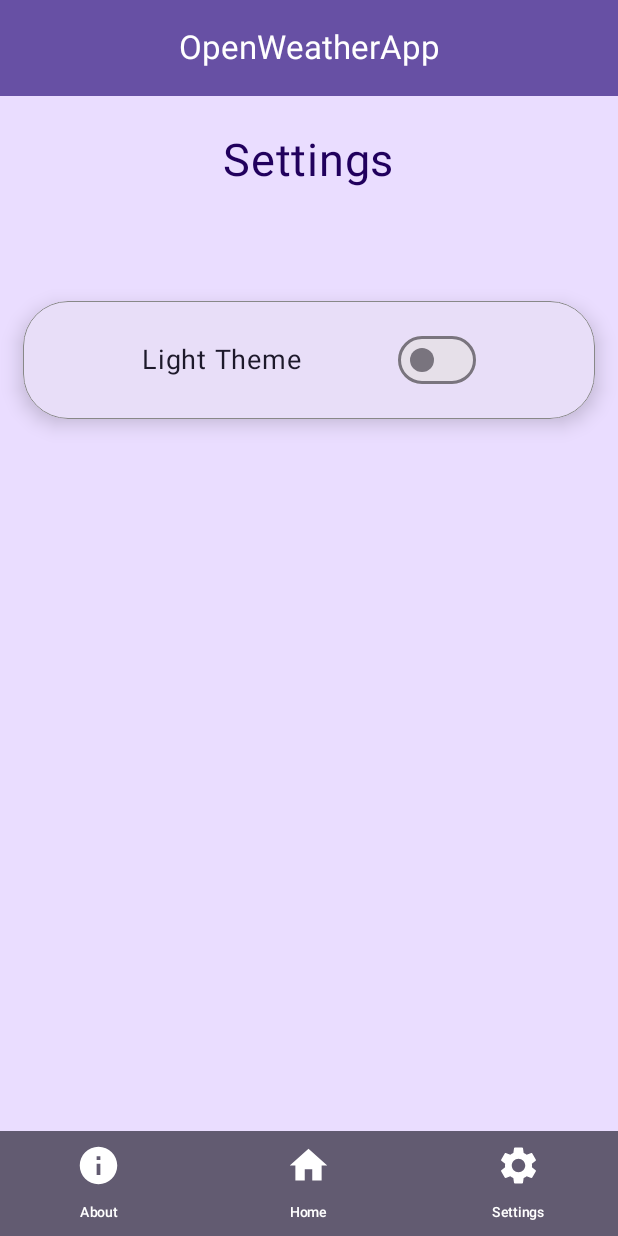
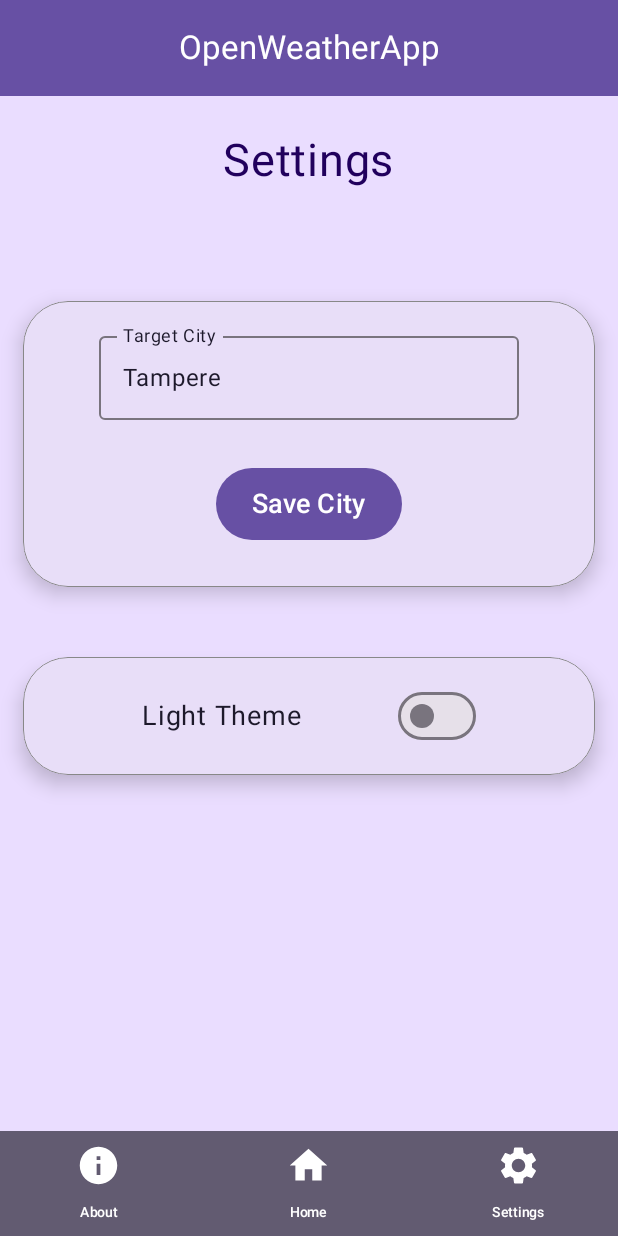
Before and after one commit to AkseliTanila/Android-harjoitus-projekti-weather-app, an Android app built with Jetpack Compose: the SettingsView screen opened through its navigation route, on a phone screen of 412 x 824 dp. Run offline under Robolectric (Android 15) with nearby library versions, the phone set to English and light mode, and no system bars; pictures from the network do not load.

Commit message:
Added ability to change target city

```diff
--- a/app/src/main/java/com/example/finalprojectweatherapp/MainActivity.kt
+++ b/app/src/main/java/com/example/finalprojectweatherapp/MainActivity.kt
@@ -83,6 +83,7 @@ import androidx.datastore.preferences.core.Preferences
 import androidx.datastore.preferences.core.edit
 import kotlinx.coroutines.CoroutineScope
 import kotlinx.coroutines.launch
+import retrofit2.http.Query
 
 class MainActivity : ComponentActivity() {
     private val themeViewModel: ThemeViewModel by viewModels()
@@ -199,8 +200,12 @@ data class Coord(
 )
 
 interface ApiService{
-    @GET("forecast?q=tampere&units=metric&appid=f867623f069ff04995ed916f3b3f8695")
-    suspend fun getTampereWeather(): WeatherResponse
+    @GET("forecast")
+    suspend fun getWeatherByCity(
+        @Query("q") city: String,
+        @Query("units") units: String = "metric",
+        @Query("appid") apiKey: String = "f867623f069ff04995ed916f3b3f8695"
+    ): WeatherResponse
 }
 
 object RetrofitInstance{
@@ -222,23 +227,24 @@ fun MainView(themeViewModel: ThemeViewModel){
     val navController = rememberNavController()
     var forecast by remember { mutableStateOf<WeatherResponse?>(null) }
     var isLoading by remember { mutableStateOf(true) }
-    var storedData by remember { mutableStateOf(Pair("", false)) }
+    var storedData by remember { mutableStateOf(Pair("Tampere", false)) }
     val context = LocalContext.current
     val itemClass = remember { StoredItemsClass(context) }
 
     LaunchedEffect(Unit) {
         itemClass.getStoredValues().collect { data ->
-            storedData = data
+            val cityName = if (data.first.isEmpty()) "Tampere" else data.first
+            storedData = data.copy(first = cityName)
             themeViewModel.setTheme(data.second)
         }
     }
 
-    LaunchedEffect(Unit) {
-
-        // Initial data fetching
+    LaunchedEffect(storedData.first) {
+        isLoading = true
+        // Data fetching
         withContext(Dispatchers.IO) {
             try {
-                forecast = RetrofitInstance.apiService.getTampereWeather()
+                forecast = RetrofitInstance.apiService.getWeatherByCity(storedData.first)
             } catch (e: Exception) {
                 e.printStackTrace()
             } finally {
@@ -266,7 +272,7 @@ fun MainView(themeViewModel: ThemeViewModel){
             ) {
                 composable("home") { HomeView(navController, forecast, isLoading) }
                 composable("details") { DetailsView(navController) }
-                composable("settings") { SettingsView(navController, themeViewModel, itemClass) }
+                composable("settings") { SettingsView(navController, themeViewModel, itemClass, storedData) }
             }
         }
     )
--- a/app/src/main/java/com/example/finalprojectweatherapp/SettingsView.kt
+++ b/app/src/main/java/com/example/finalprojectweatherapp/SettingsView.kt
@@ -13,11 +13,19 @@ import androidx.compose.foundation.layout.height
 import androidx.compose.foundation.layout.padding
 import androidx.compose.foundation.layout.size
 import androidx.compose.foundation.shape.RoundedCornerShape
+import androidx.compose.material3.Button
+import androidx.compose.material3.ButtonDefaults
+import androidx.compose.material3.ExperimentalMaterial3Api
 import androidx.compose.material3.MaterialTheme
+import androidx.compose.material3.OutlinedTextField
 import androidx.compose.material3.Switch
 import androidx.compose.material3.Text
+import androidx.compose.material3.TextFieldDefaults
 import androidx.compose.runtime.Composable
 import androidx.compose.runtime.getValue
+import androidx.compose.runtime.mutableStateOf
+import androidx.compose.runtime.remember
+import androidx.compose.runtime.setValue
 import androidx.compose.ui.Alignment
 import androidx.compose.ui.Modifier
 import androidx.compose.ui.draw.shadow
@@ -30,9 +38,12 @@ import kotlinx.coroutines.CoroutineScope
 import kotlinx.coroutines.Dispatchers
 import kotlinx.coroutines.launch
 
+@OptIn(ExperimentalMaterial3Api::class)
 @Composable
-fun SettingsView(navController: NavHostController, themeViewModel: ThemeViewModel, itemClass: StoredItemsClass){
+fun SettingsView(navController: NavHostController, themeViewModel: ThemeViewModel, itemClass: StoredItemsClass, items: Pair<String, Boolean>){
     val isDarkTheme by themeViewModel.isDarkTheme
+    var cityName by remember { mutableStateOf(items.first) }
+
     Column(
         modifier = Modifier
             .fillMaxSize()
@@ -47,6 +58,66 @@ fun SettingsView(navController: NavHostController, themeViewModel: ThemeViewMode
             fontSize = 30.sp
         )
         Spacer(modifier = Modifier.height(60.dp))
+
+        // Change the fetched weather data location (city)
+        Box(
+            modifier = Modifier
+                .fillMaxWidth()
+                .padding(15.dp)
+                .shadow(8.dp, RoundedCornerShape(30.dp))
+                .background(
+                    color = MaterialTheme.colorScheme.secondaryContainer,
+                    RoundedCornerShape(30.dp)
+                )
+                .border(
+                    width = 0.5.dp,
+                    color = Color.Gray,
+                    shape = RoundedCornerShape(30.dp)
+                )
+        ) {
+            Column(
+                modifier = Modifier
+                    .fillMaxWidth()
+                    .padding(15.dp),
+                verticalArrangement = Arrangement.Top,
+                horizontalAlignment = Alignment.CenterHorizontally
+            ) {
+                OutlinedTextField(
+                    value = cityName,
+                    onValueChange = { cityName = it },
+                    label = { Text(text = stringResource(R.string.target_city_textbox_title), color = MaterialTheme.colorScheme.onSecondaryContainer) },
+                    singleLine = true,
+                    colors = TextFieldDefaults.outlinedTextFieldColors(
+                        focusedTextColor = MaterialTheme.colorScheme.onSecondaryContainer,
+                        unfocusedTextColor = MaterialTheme.colorScheme.onSecondaryContainer,
+                    )
+                )
+
+                Spacer(modifier = Modifier.height(16.dp))
+
+                Button(
+                    onClick = {
+                    CoroutineScope(Dispatchers.IO).launch {
+                        itemClass.saveValues(cityName, isDarkTheme)
+                        } },
+                    colors = ButtonDefaults.buttonColors(
+                        containerColor = MaterialTheme.colorScheme.primary,
+                        contentColor = MaterialTheme.colorScheme.onPrimary
+                    ),
+                    modifier = Modifier
+                        .height(80.dp)
+                        .padding(16.dp)
+                    ) {
+                    Text(
+                        text = stringResource(R.string.save_city_button_text),
+                        fontSize = 18.sp,
+                        color = MaterialTheme.colorScheme.onPrimary
+                    )
+                }
+            }
+        }
+
+        Spacer(modifier = Modifier.height(16.dp))
 
         // Toggle switch for light and dark theme
         Box(
@@ -65,8 +136,8 @@ fun SettingsView(navController: NavHostController, themeViewModel: ThemeViewMode
                 )
         ) {
             Row(modifier = Modifier
-                    .fillMaxWidth()
-                    .padding(15.dp),
+                .fillMaxWidth()
+                .padding(15.dp),
                 verticalAlignment = Alignment.CenterVertically,
                 horizontalArrangement = Arrangement.SpaceEvenly
             ) {
@@ -82,7 +153,7 @@ fun SettingsView(navController: NavHostController, themeViewModel: ThemeViewMode
                     onCheckedChange = {
                         themeViewModel.toggleTheme()
                         CoroutineScope(Dispatchers.IO).launch {
-                            itemClass.saveValues("", isDarkTheme)
+                            itemClass.saveValues(items.first, isDarkTheme)
                         }
                     }
                 )
--- a/app/src/main/res/values/strings.xml
+++ b/app/src/main/res/values/strings.xml
@@ -15,4 +15,6 @@
     <string name="light_theme_indicator">Light Theme</string>
     <string name="about_page_main_details">This app uses real weather data from OpenWeatherMap. It uses forecast from the chosen location for every 3 hours for 5 days.</string>
     <string name="open_precipitation_map_title">Open Precipitation Map</string>
+    <string name="target_city_textbox_title">Target City</string>
+    <string name="save_city_button_text">Save City</string>
 </resources>
```
Also changed, not shown: 1 other file.
